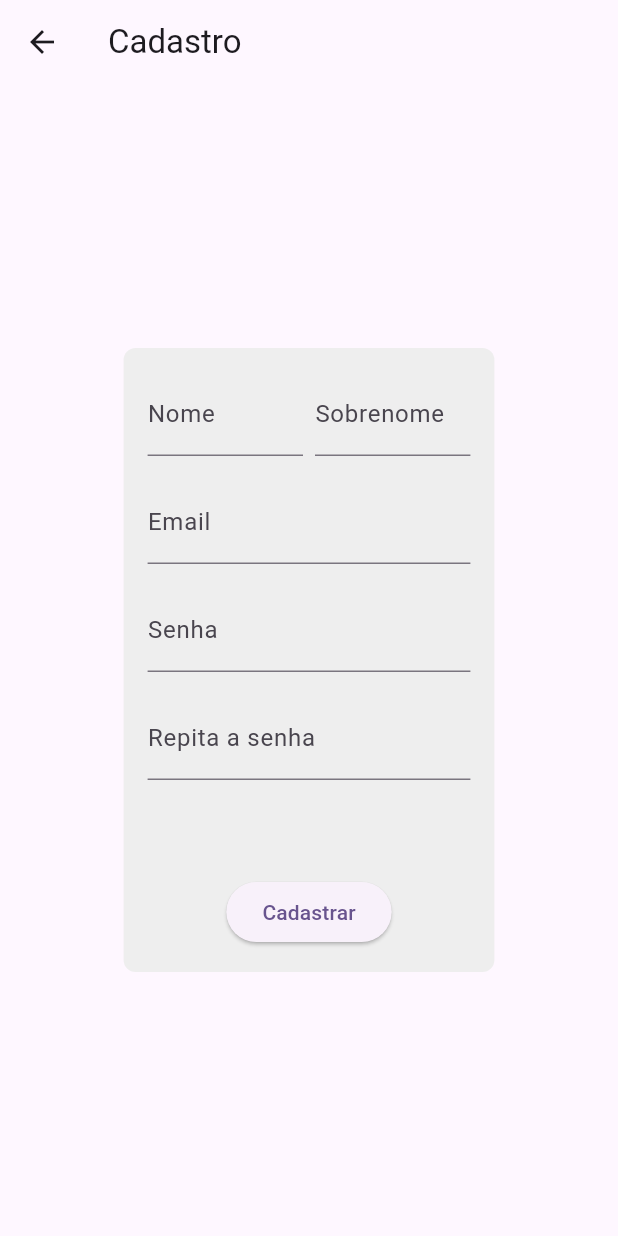
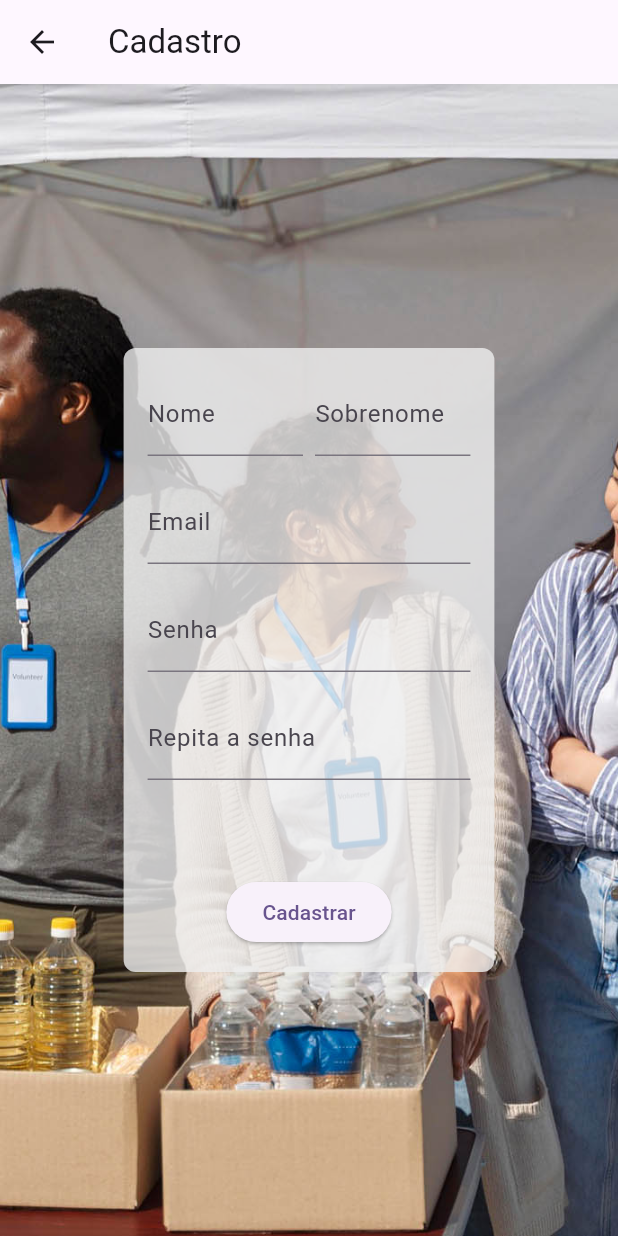
Before and after one commit to notOliveira/Flutter-App, a Flutter app: the CadastroScreen screen opened by its route, on a phone screen of 412 x 824 dp. Run offline on Flutter 3.47's test engine with Material 3 defaults, Android fonts, the light colour scheme and no system bars.

Commit message:
Tela de registro parecida

```diff
--- a/lib/register.dart
+++ b/lib/register.dart
@@ -18,13 +18,22 @@ class _CadastroScreenState extends State<CadastroScreen> {
       appBar: AppBar(
         title: Text('Cadastro'),
       ),
-      body: Center(
+      body: Stack(
+        children: <Widget>[
+          // Imagem de fundo
+          Image.asset(
+            'assets/register-bg.jpg', // Substitua 'background_image.jpg' pelo nome do seu arquivo de imagem
+            fit: BoxFit.cover,
+            width: MediaQuery.of(context).size.width,
+            height: MediaQuery.of(context).size.height,
+          ),
+          Center(
             child: Container(
-          width: MediaQuery.of(context).size.width * 0.6, // Definindo a largura do container como 80% da largura da tela
+              width: MediaQuery.of(context).size.width * 0.6,
               padding: EdgeInsets.all(16.0),
               decoration: BoxDecoration(
-            color: Colors.grey[200], // Definindo uma cor de fundo para o container
-            borderRadius: BorderRadius.circular(8.0), // Adicionando bordas arredondadas ao container
+                color: Colors.grey[200]?.withOpacity(0.8), // Definindo uma cor de fundo com opacidade
+                borderRadius: BorderRadius.circular(8.0),
               ),
               child: Column(
                 mainAxisSize: MainAxisSize.min,
@@ -37,7 +46,7 @@ class _CadastroScreenState extends State<CadastroScreen> {
                           decoration: InputDecoration(labelText: 'Nome'),
                         ),
                       ),
-                  SizedBox(width: 8.0), // Adicionando um espaço entre os campos
+                      SizedBox(width: 8.0),
                       Expanded(
                         child: TextFormField(
                           controller: _sobrenomeController,
@@ -75,6 +84,8 @@ class _CadastroScreenState extends State<CadastroScreen> {
               ),
             ),
           ),
+        ],
+      ),
     );
   }
 
```
Also changed, not shown: lib/primeira_tela.dart (+11 -0 lines), pubspec.yaml (+3 -4 lines), assets/register-bg.jpg (added). Lines whose indentation alone changed are shown as unchanged.
